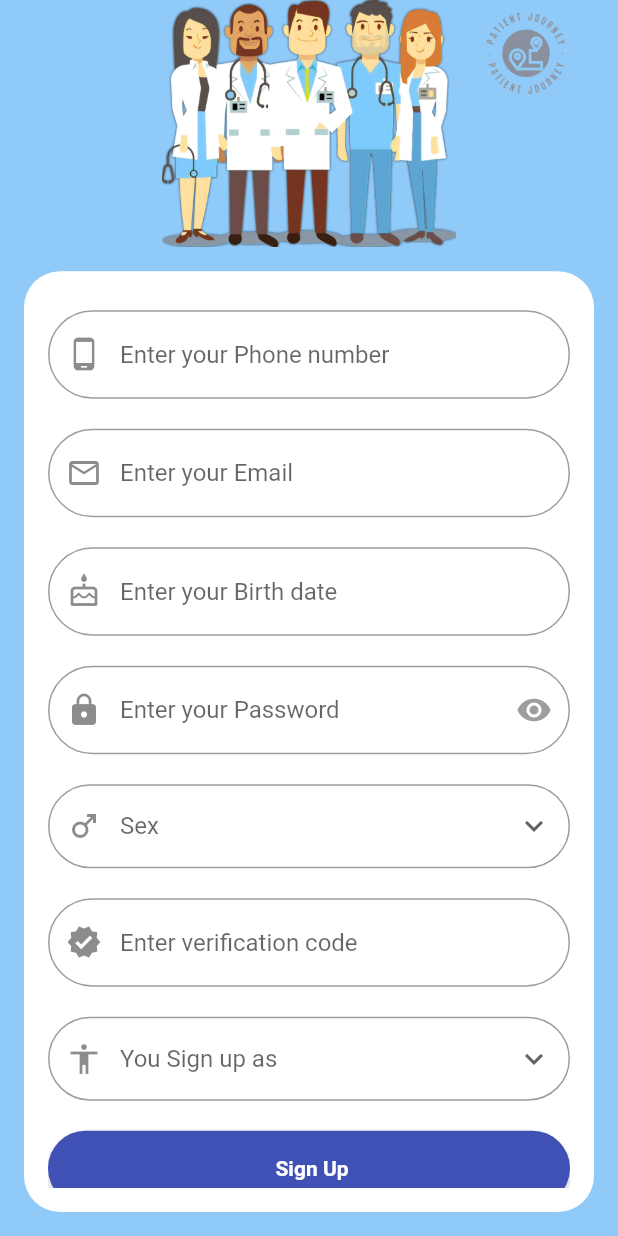
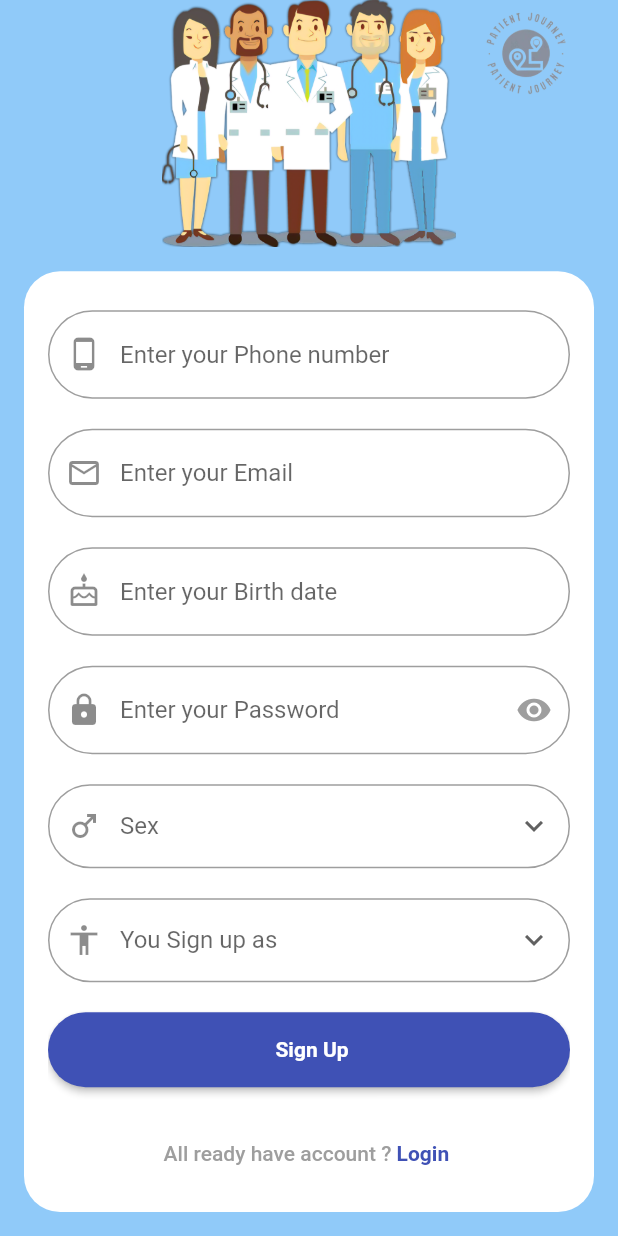
Before and after one commit to 0Ahmad0/patient_journey, a Flutter app: the SignupScreen screen opened directly, scrolled down 227 dp, on a phone screen of 412 x 824 dp. Run offline on Flutter 3.47's test engine with Material 2 defaults, Android fonts, the phone set to English and light mode, and no system bars; our stand-ins replace animated_text_kit, cloud_firestore, file_picker, firebase_auth, firebase_core, firebase_storage and 7 more; accounts and stored records are empty.

Commit message:
add some screens

```diff
--- a/lib/constants/app_assets.dart
+++ b/lib/constants/app_assets.dart
@@ -8,4 +8,5 @@ class AppAssets{
   static const pdfFileIMG = '$pathIMG/pdf_file.svg';
   static const addMedicationIMG = '$pathIMG/add_medication.json';
   static const emptyIMG = '$pathIMG/empty.json';
+  static const emailVerifyIMG = '$pathIMG/email_verify.json';
 }
--- a/lib/main.dart
+++ b/lib/main.dart
@@ -5,6 +5,7 @@ import 'package:patient_journey/list_doctors_screen.dart';
 import 'package:patient_journey/screens/admin/admin_home_screen.dart';
 import 'package:patient_journey/screens/home_screen.dart';
 import 'package:patient_journey/screens/splash_screen.dart';
+import 'package:patient_journey/screens/verifey_email.dart';
 import 'package:patient_journey/show_add_review_screen.dart';
 import 'package:provider/provider.dart';
 
@@ -42,7 +43,8 @@ class MyApp extends StatelessWidget {
       debugShowCheckedModeBanner: false,
       theme: AppTheme.myTheme,
       title: AppString.appName,
-       home: SplashScreen(),
+       // home: SplashScreen(),
+       home: VerifyScreen(),
       // home: AdminHomeScreen(),
       // home: ShowAndAddReviewScreen(),
       //home: ListDoctorsScreen(),
--- a/lib/screens/sign_up_screen.dart
+++ b/lib/screens/sign_up_screen.dart
@@ -115,6 +115,7 @@ class _SignupScreenState extends State<SignupScreen> {
                             iconData: Icons.phone_android,
                             controller: phoneController,
                             hintText: 'Enter your Phone number',
+                            keyboardType: TextInputType.phone,
                           ),
                           const SizedBox(
                             height: 20.0,
@@ -123,6 +124,7 @@ class _SignupScreenState extends State<SignupScreen> {
                             iconData: Icons.email_outlined,
                             controller: emailController,
                             hintText: 'Enter your Email',
+                            keyboardType: TextInputType.emailAddress,
                           ),
                           const SizedBox(
                             height: 20.0,
@@ -144,6 +146,7 @@ class _SignupScreenState extends State<SignupScreen> {
                               iconData: Icons.cake_outlined,
                               controller: birthDayController,
                               hintText: 'Enter your Birth date',
+                              keyboardType: TextInputType.datetime,
                             );
                           }),
                           const SizedBox(
@@ -175,14 +178,14 @@ class _SignupScreenState extends State<SignupScreen> {
                                       ))
                                   .toList(),
                               onChanged: (value) {}),
-                          const SizedBox(
-                            height: 20.0,
-                          ),
-                          AppTextFormFiled(
-                            iconData: Icons.verified,
-                            controller: verificationCodeController,
-                            hintText: 'Enter verification code',
-                          ),
+                          // const SizedBox(
+                          //   height: 20.0,
+                          // ),
+                          // AppTextFormFiled(
+                          //   iconData: Icons.verified,
+                          //   controller: verificationCodeController,
+                          //   hintText: 'Enter verification code',
+                          // ),
                           const SizedBox(
                             height: 20.0,
                           ),
```
Also changed, not shown: assets/images/email_verify.json (added, +1 -0 lines), lib/screens/verifey_email.dart (+12 -4 lines).
